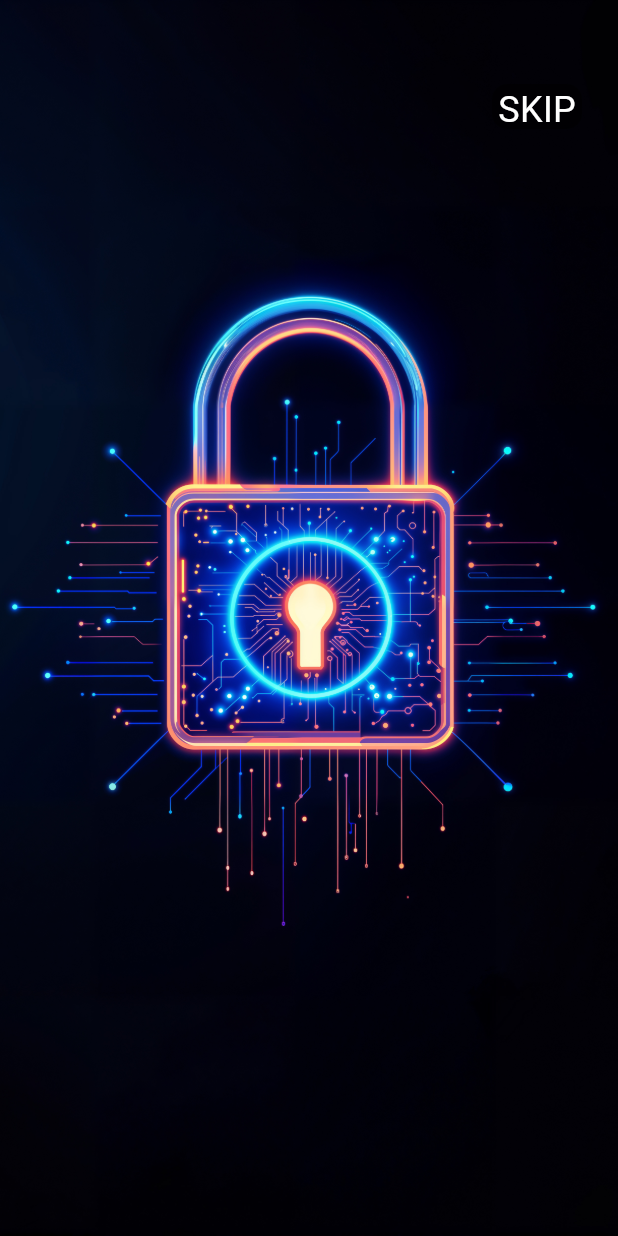
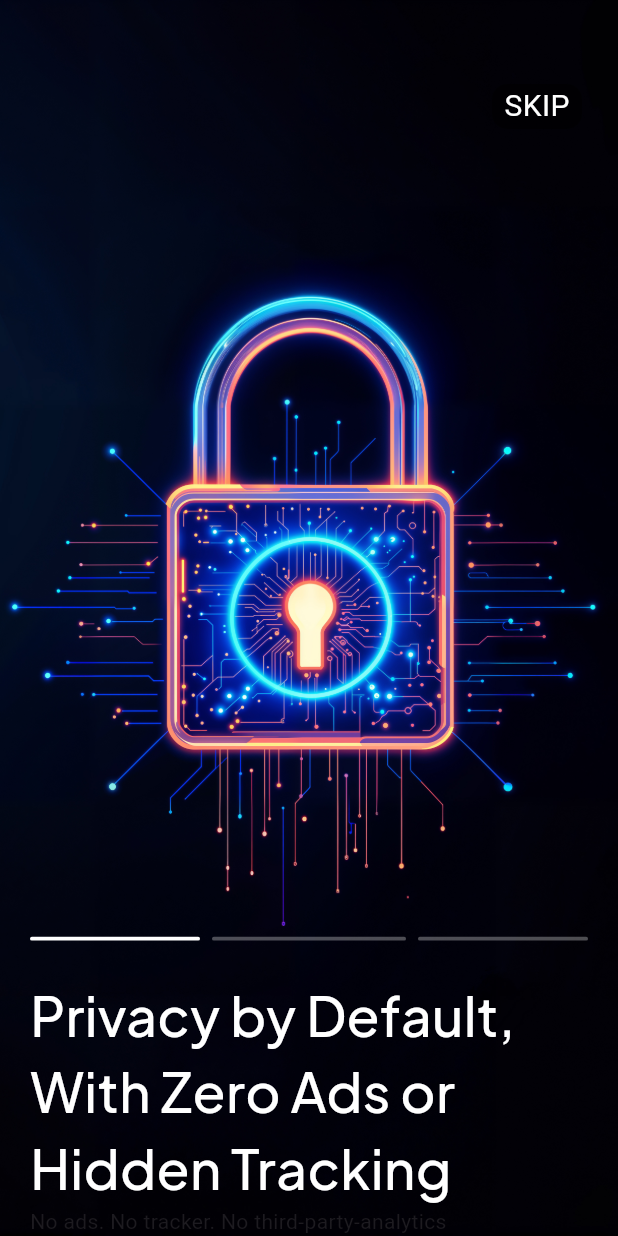
Before and after one commit to AthulUllas/expense_manager, a Flutter app: the screen it shows after launch, on a phone screen of 412 x 824 dp. Run offline on Flutter 3.47's test engine with Material 3 defaults, Android fonts, the phone set to English and light mode, and no system bars; our stand-ins replace flutter_hooks, google_fonts.

Commit message:
Partially completed the splash1 screen UI

```diff
--- a/lib/features/splash/view/screen/splash1_screen.dart
+++ b/lib/features/splash/view/screen/splash1_screen.dart
@@ -1,11 +1,25 @@
 import 'package:flutter/material.dart';
+import 'package:flutter_hooks/flutter_hooks.dart';
 import 'package:google_fonts/google_fonts.dart';
 
-class Splash1Screen extends StatelessWidget {
+class Splash1Screen extends HookWidget {
   const Splash1Screen({super.key});
 
   @override
   Widget build(BuildContext context) {
+    final contents = [
+      "Privacy by Default, With Zero Ads or Hidden Tracking",
+      "Insights That Help You Spend Better Without Complexity",
+      "Local First Tracking That Stays Fully on Your Device",
+    ];
+
+    final descriptions = [
+      "No ads. No tracker. No third-party-analytics",
+      "See category-wise spending, recent activity..",
+      "Your finances stay on your phone.",
+    ];
+
+    final currentIndex = useState<int>(0);
     return Scaffold(
       backgroundColor: Color.fromARGB(255, 18, 18, 18),
       body: Container(
@@ -16,6 +30,7 @@ class Splash1Screen extends StatelessWidget {
           ),
         ),
         child: Column(
+          mainAxisAlignment: MainAxisAlignment.spaceBetween,
           children: [
             Row(
               mainAxisAlignment: MainAxisAlignment.end,
@@ -33,11 +48,87 @@ class Splash1Screen extends StatelessWidget {
                       child: Center(
                         child: Text(
                           "SKIP",
-                          style: TextStyle(color: Colors.white, fontSize: 24),
+                          style: GoogleFonts.anekLatin(
+                            color: Colors.white,
+                            fontSize: 20,
+                          ),
                         ),
                       ),
                     ),
                   ),
+                ),
+              ],
+            ),
+            Column(
+              children: [
+                Row(
+                  children: [
+                    Expanded(
+                      child: Container(
+                        height: 2.5,
+                        margin: EdgeInsets.only(left: 20, right: 4),
+                        decoration: BoxDecoration(
+                          color: currentIndex.value == 0
+                              ? Colors.white.withOpacity(1.0)
+                              : Colors.white.withOpacity(0.3),
+                          borderRadius: BorderRadius.circular(10),
+                        ),
+                      ),
+                    ),
+                    Expanded(
+                      child: Container(
+                        height: 2.5,
+                        margin: EdgeInsets.only(left: 4, right: 4),
+                        decoration: BoxDecoration(
+                          color: currentIndex.value == 1
+                              ? Colors.white.withOpacity(1.0)
+                              : Colors.white.withOpacity(0.3),
+                          borderRadius: BorderRadius.circular(10),
+                        ),
+                      ),
+                    ),
+                    Expanded(
+                      child: Container(
+                        height: 2.5,
+                        margin: EdgeInsets.only(left: 4, right: 20),
+                        decoration: BoxDecoration(
+                          color: currentIndex.value == 2
+                              ? Colors.white.withOpacity(1.0)
+                              : Colors.white.withOpacity(0.3),
+                          borderRadius: BorderRadius.circular(10),
+                        ),
+                      ),
+                    ),
+                  ],
+                ),
+                SizedBox(height: 24),
+                Row(
+                  children: [
+                    Expanded(
+                      child: Padding(
+                        padding: const EdgeInsets.only(left: 20, right: 16),
+                        child: Text(
+                          contents[currentIndex.value],
+                          style: GoogleFonts.plusJakartaSans(
+                            color: Colors.white,
+                            fontSize: 36,
+                            fontWeight: FontWeight.w500,
+                          ),
+                          softWrap: true,
+                        ),
+                      ),
+                    ),
+                  ],
+                ),
+                Row(
+                  children: [
+                    Expanded(
+                      child: Padding(
+                        padding: EdgeInsets.only(left: 20),
+                        child: Text(descriptions[currentIndex.value]),
+                      ),
+                    ),
+                  ],
                 ),
               ],
             ),
--- a/pubspec.yaml
+++ b/pubspec.yaml
@@ -42,6 +42,7 @@ dependencies:
   http: ^1.6.0
   animations: ^2.1.1
   google_fonts: ^8.0.2
+  flutter_hooks: ^0.21.3+1
 
 dev_dependencies:
   flutter_test:
```
Also changed, not shown: pubspec.lock.
